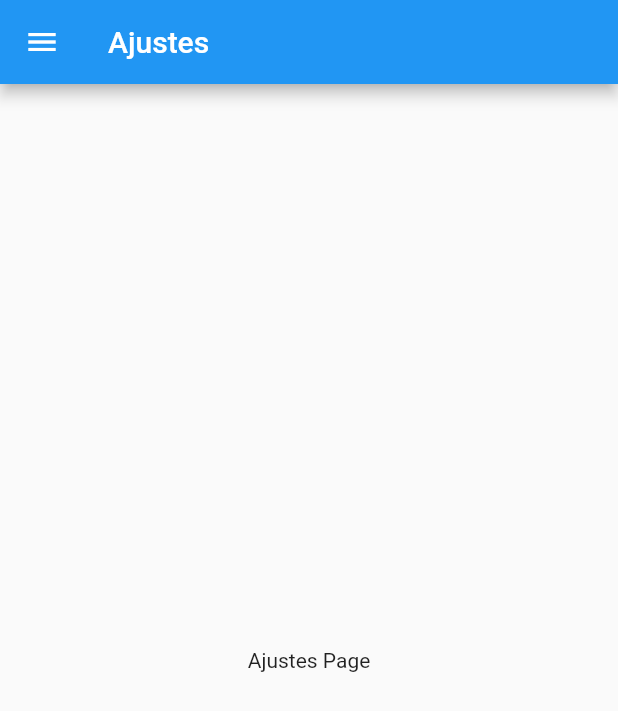
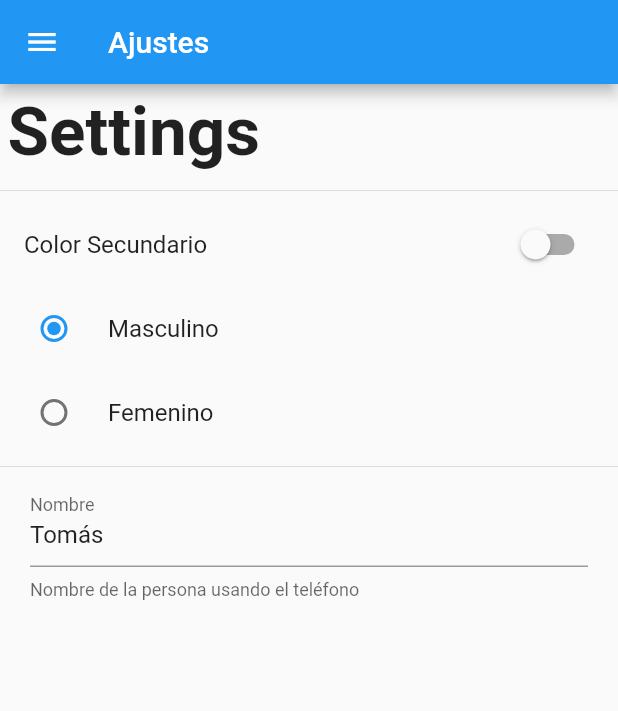
Before and after one commit to tomasrpita/preferencias-usuario-app, a Flutter app: the SettingsPage screen opened by its route, on a phone screen of 412 x 824 dp. Shown: the top 711 px of the screen. Run offline on Flutter 3.47's test engine with Material 2 defaults, Android fonts, the phone set to English and light mode, and no system bars.

Commit message:
Crea el diseño de la página de los ajustes

```diff
--- a/lib/src/pages/settings_page.dart
+++ b/lib/src/pages/settings_page.dart
@@ -1,8 +1,25 @@
 import 'package:flutter/material.dart';
 import 'package:preferenciasusuarioapp/widgets/menu_widget.dart';
 
-class SettingsPage extends StatelessWidget {
+class SettingsPage extends StatefulWidget {
   static final String routeName = 'settings';
+
+  @override
+  _SettingsPageState createState() => _SettingsPageState();
+}
+
+class _SettingsPageState extends State<SettingsPage> {
+  bool _colorSecundario = false;
+  int _genero = 1;
+  String _nombre = 'Tomás';
+
+  TextEditingController _textEditingController;
+
+  @override
+  void initState() {
+    super.initState();
+    _textEditingController = new TextEditingController(text: _nombre);
+  }
 
   @override
   Widget build(BuildContext context) {
@@ -10,8 +27,52 @@ class SettingsPage extends StatelessWidget {
       appBar: AppBar(
         title: Text('Ajustes'),
       ),
-      body: Center(
-        child: Text('Ajustes Page'),
+      body: ListView(
+        children: [
+          Container(
+            padding: EdgeInsets.all(5.0),
+            child: Text('Settings',
+                style: TextStyle(fontSize: 45.0, fontWeight: FontWeight.bold)),
+          ),
+          Divider(),
+          SwitchListTile(
+            value: _colorSecundario,
+            onChanged: (bool value) {
+              _colorSecundario = value;
+              setState(() {});
+            },
+            title: Text('Color Secundario'),
+          ),
+          RadioListTile(
+            value: 1,
+            groupValue: _genero,
+            onChanged: (value) {
+              _genero = value;
+              setState(() {});
+            },
+            title: Text('Masculino'),
+          ),
+          RadioListTile(
+            value: 2,
+            groupValue: _genero,
+            onChanged: (value) {
+              _genero = value;
+              setState(() {});
+            },
+            title: Text('Femenino'),
+          ),
+          Divider(),
+          Container(
+            padding: EdgeInsets.symmetric(horizontal: 20.0),
+            child: TextField(
+              controller: _textEditingController,
+              decoration: InputDecoration(
+                  labelText: 'Nombre',
+                  helperText: 'Nombre de la persona usando el teléfono'),
+              onChanged: (value) {},
+            ),
+          )
+        ],
       ),
       drawer: MenuWidget(),
     );
```
